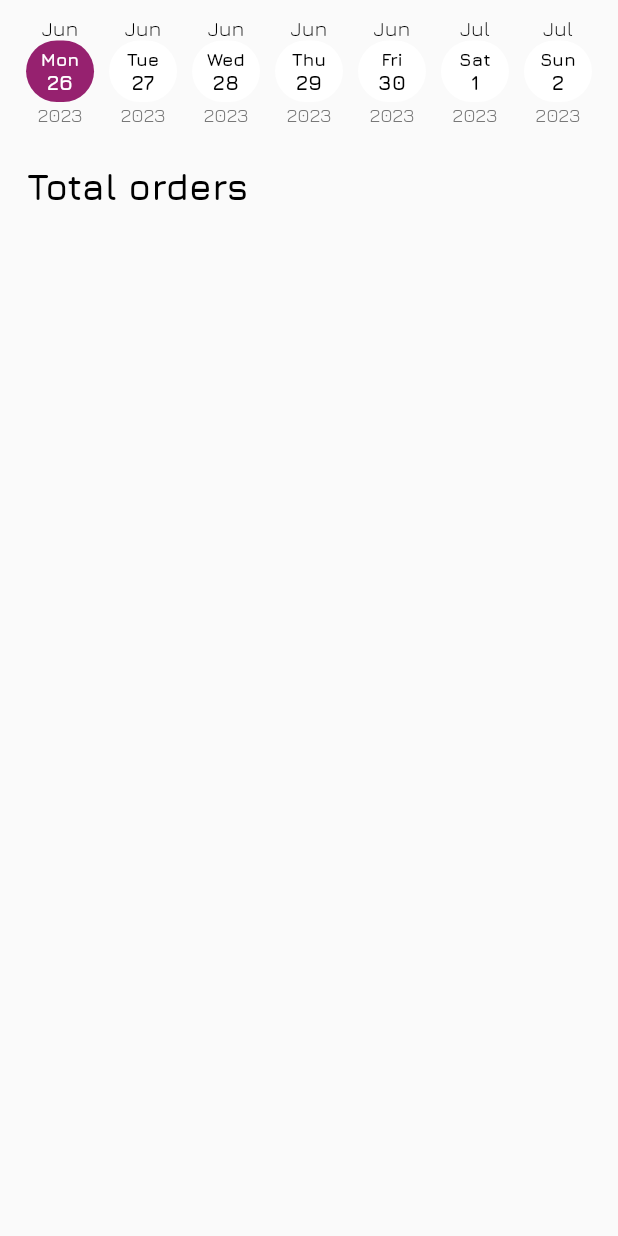
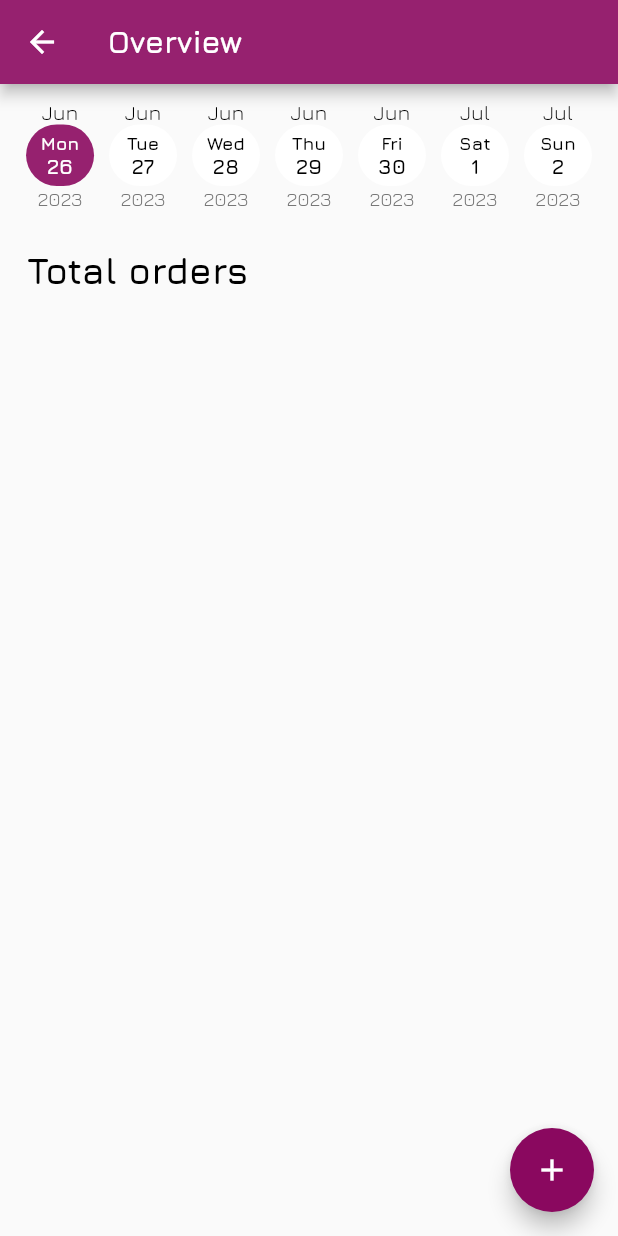
Before and after one commit to toke-dk/energy_of_hco, a Flutter app: the OverView screen opened directly, on a phone screen of 412 x 824 dp. Run offline on Flutter 3.47's test engine with Material 2 defaults, Android fonts, the phone set to English and light mode, and no system bars; drawn by our look-alikes of scrollable_positioned_list; missing offline and left inert: animated_check; accounts and stored records are empty; network calls fail.

```diff
--- a/lib/pages/cart_page.dart
+++ b/lib/pages/cart_page.dart
@@ -13,9 +13,10 @@ import 'package:provider/provider.dart';
 
 class CartPage extends StatefulWidget {
   const CartPage(
-      {Key? key, required this.cart, required this.onCartItemsChange})
+      {Key? key, required this.cart, required this.onCartItemsChange, required this.dateForOrder})
       : super(key: key);
   final CartModel cart;
+  final DateTime dateForOrder;
 
   // tells the parent to change
   final ValueChanged<CartModel> onCartItemsChange;
@@ -201,7 +202,7 @@ class _CartPageState extends State<CartPage> {
                                           totalPrice: totalPrice(context),
                                           user: getCurrentUser(context),
                                           cart: widget.cart,
-                                          date: DateTime.now()));
+                                          date: widget.dateForOrder));
                                   return Navigator.popUntil(context, (route) => route.isFirst);
                                 }));
                   },
--- a/lib/pages/choose_user.dart
+++ b/lib/pages/choose_user.dart
@@ -8,7 +8,8 @@ import 'package:flutter/material.dart';
 import 'package:provider/provider.dart';
 
 class ChooseUser extends StatefulWidget {
-  const ChooseUser({Key? key}) : super(key: key);
+  const ChooseUser({Key? key, required this.dateChosen}) : super(key: key);
+  final DateTime dateChosen;
 
   @override
   State<ChooseUser> createState() => _ChooseUserState();
@@ -127,7 +128,7 @@ class _ChooseUserState extends State<ChooseUser> {
                               Provider.of<UserProvider>(context, listen: false)
                                   .setCurrentUser(user);
                               Navigator.of(context).push(MaterialPageRoute(
-                                builder: (context) => const AddItems(),
+                                builder: (context) => AddItems(dateToAddOrder: widget.dateChosen,),
                               ));
                             },
                             cells: [
--- a/lib/pages/overview_page.dart
+++ b/lib/pages/overview_page.dart
@@ -1,19 +1,42 @@
 import 'package:energy_of_hco/helpers/app_theme_helper.dart';
+import 'package:energy_of_hco/pages/choose_user.dart';
 import 'package:energy_of_hco/widgets/days_scroll.dart';
 import 'package:energy_of_hco/widgets/total_orders.dart';
 import 'package:flutter/material.dart';
 
-class OverView extends StatelessWidget {
+class OverView extends StatefulWidget {
   const OverView({Key? key}) : super(key: key);
 
   @override
+  State<OverView> createState() => _OverViewState();
+}
+
+class _OverViewState extends State<OverView> {
+  DateTime selectedDay = DateTime.now();
+
+  @override
   Widget build(BuildContext context) {
-    return SingleChildScrollView(
+    return Scaffold(
+      appBar: AppBar(
+        title: const Text(
+          "Overview",
+        ),
+      ),
+      floatingActionButton: FloatingActionButton(
+        child: const Icon(Icons.add),
+        onPressed: () => Navigator.push(
+            context,
+            MaterialPageRoute(
+                builder: (context) => ChooseUser(dateChosen: selectedDay,))),
+      ),
+      body: SingleChildScrollView(
         child: Column(
           crossAxisAlignment: CrossAxisAlignment.start,
           children: [
             DaysScroll(
-            initialDate: DateTime.now(),
+              initialDate: selectedDay,
+              onDateChange: (DateTime newDate) =>
+                  setState(() => selectedDay = newDate),
             ),
             Padding(
                 padding: const EdgeInsets.symmetric(horizontal: 18),
@@ -21,8 +44,11 @@ class OverView extends StatelessWidget {
                   "Total orders",
                   style: getAppTextTheme(context).headline5,
                 )),
-          const TotalOrders()
+            TotalOrders(
+              date: selectedDay,
+            )
           ],
+        ),
       ),
     );
   }
--- a/lib/widgets/days_scroll.dart
+++ b/lib/widgets/days_scroll.dart
@@ -4,8 +4,10 @@ import 'package:intl/intl.dart';
 import 'package:scrollable_positioned_list/scrollable_positioned_list.dart';
 
 class DaysScroll extends StatefulWidget {
-  const DaysScroll({Key? key, required this.initialDate}) : super(key: key);
+  const DaysScroll({Key? key, required this.initialDate, this.onDateChange})
+      : super(key: key);
   final DateTime initialDate;
+  final Function(DateTime)? onDateChange;
 
   @override
   _DaysScrollState createState() => _DaysScrollState();
@@ -98,6 +100,9 @@ class _DaysScrollState extends State<DaysScroll> {
                               setState(() {
                                 _selectedDate = thisIndexDate;
                               });
+                              widget.onDateChange != null
+                                  ? widget.onDateChange!(_selectedDate)
+                                  : null;
                             },
                             child: Container(
                               padding: const EdgeInsets.all(5),
--- a/lib/widgets/total_orders.dart
+++ b/lib/widgets/total_orders.dart
@@ -1,15 +1,21 @@
-import 'package:energy_of_hco/helpers/app_theme_helper.dart';
 import 'package:energy_of_hco/models/order.dart';
-import 'package:energy_of_hco/widgets/my_paper.dart';
+import 'package:energy_of_hco/widgets/days_scroll.dart';
 import 'package:energy_of_hco/widgets/show_product_detail.dart';
 import 'package:flutter/material.dart';
 import 'package:provider/provider.dart';
 
 class TotalOrders extends StatelessWidget {
-  const TotalOrders({Key? key}) : super(key: key);
+  const TotalOrders({Key? key, required this.date}) : super(key: key);
+  final DateTime date;
 
   List<Order> getOrders(context) {
     return Provider.of<OrderProvider>(context).getOrders;
+  }
+
+  List<Order> ordersForDay(context) {
+    return getOrders(context)
+        .where((Order order) => order.date.isSameDate(date))
+        .toList();
   }
 
   @override
@@ -19,7 +25,7 @@ class TotalOrders extends StatelessWidget {
       child: ListView.separated(
           scrollDirection: Axis.horizontal,
           itemBuilder: (context, index) {
-            Order currentIndexOrder = getOrders(context)[index];
+            Order currentIndexOrder = ordersForDay(context)[index];
             return Center(
               child: Column(
                 children: [
@@ -27,12 +33,13 @@ class TotalOrders extends StatelessWidget {
                       padding: const EdgeInsets.symmetric(
                           vertical: 14, horizontal: 10),
                       child: ShowProductDetails(
-                        title: currentIndexOrder.user.firstName,
-                        subTitle: currentIndexOrder.cart.cartItems.length.toString(),
-                        productPrice: currentIndexOrder.totalPrice.toString(),
-                        optionIcon: Icons.edit,
-                        productImage: currentIndexOrder.cart.cartItems.first.product.image
-                      )),
+                          title: currentIndexOrder.user.firstName,
+                          subTitle: currentIndexOrder.cart.cartItems.length
+                              .toString(),
+                          productPrice: currentIndexOrder.totalPrice.toString(),
+                          optionIcon: Icons.edit,
+                          productImage: currentIndexOrder
+                              .cart.cartItems.first.product.image)),
                 ],
               ),
             );
@@ -40,7 +47,7 @@ class TotalOrders extends StatelessWidget {
           separatorBuilder: (context, idex) => const SizedBox(
                 width: 19,
               ),
-          itemCount: getOrders(context).length),
+          itemCount: ordersForDay(context).length),
     );
   }
 }
```
Also changed, not shown: lib/main.dart (+3 -19 lines), lib/pages/add_items.dart (+7 -4 lines). Lines whose indentation alone changed are shown as unchanged.
